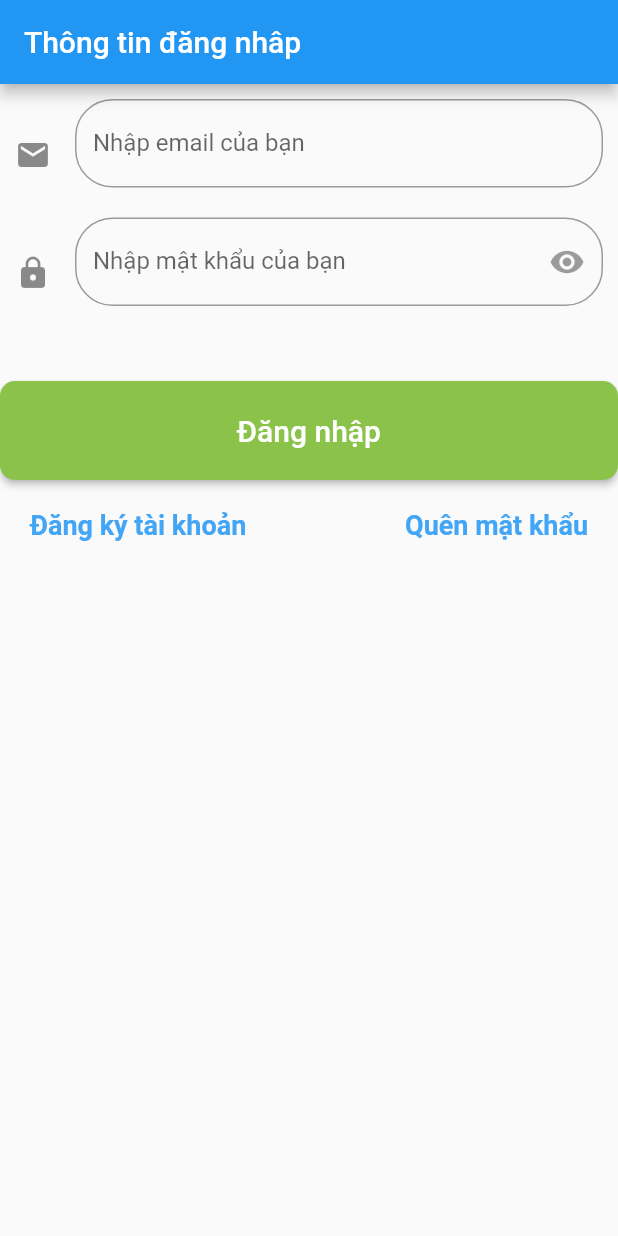
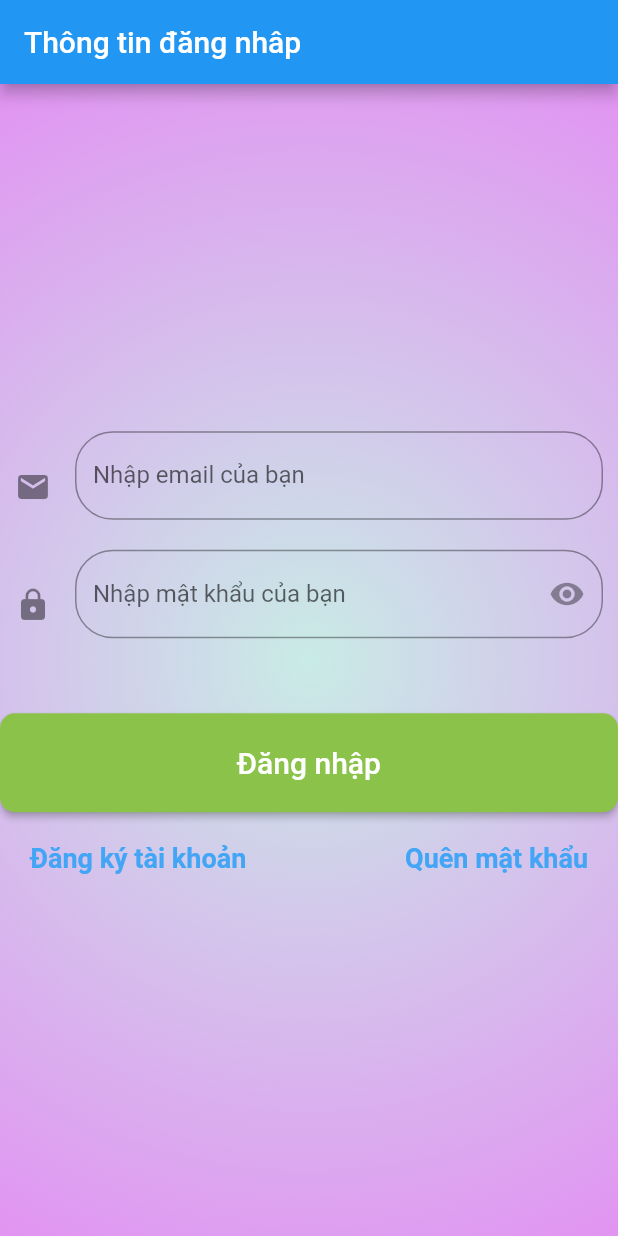
Before and after one commit to huycanh14/flutter, a Flutter app: the screen it shows after launch, on a phone screen of 412 x 824 dp. Run offline on Flutter 3.47's test engine with Material 2 defaults, Android fonts, the phone set to English and light mode, and no system bars; our stand-ins replace stacked.

Commit message:
set background color

```diff
--- a/lib/ui/views/login/login_view.dart
+++ b/lib/ui/views/login/login_view.dart
@@ -18,9 +18,18 @@ class _LoginViewState extends State<LoginView> {
             appBar: AppBar(
               title: Text("Thông tin đăng nhâp"),
             ),
-            body: SingleChildScrollView(
+            body: Container(
+              decoration: BoxDecoration(
+                gradient: RadialGradient(
+                  focal: Alignment.center,
+                  radius: 2.0,
+                  colors: [Color(0xffc9ebe6), Color(0xfff746fc)],
+                )
+              ),
+              alignment:  Alignment.center,
+              height: MediaQuery.of(context).size.height,
+              child: SingleChildScrollView(
                 child: Column(
-                mainAxisAlignment: MainAxisAlignment.end,
                   mainAxisSize:  MainAxisSize.min,
                   children: <Widget>[
                     Form(
@@ -91,7 +100,8 @@ class _LoginViewState extends State<LoginView> {
                           ],
                         ),
                       ),
-                     Padding(
+                      Container(
+                         child: Padding(
                           padding: const EdgeInsets.all(20.0),
                           child: Row(
                             mainAxisAlignment: MainAxisAlignment.spaceBetween,
@@ -107,7 +117,9 @@ class _LoginViewState extends State<LoginView> {
                             ],
                           ),
                       ),
+                       ),
                   ],
+                ),
               ),
             )),
         viewModelBuilder: () => LoginViewModel());
```
Lines whose indentation alone changed are shown as unchanged.
